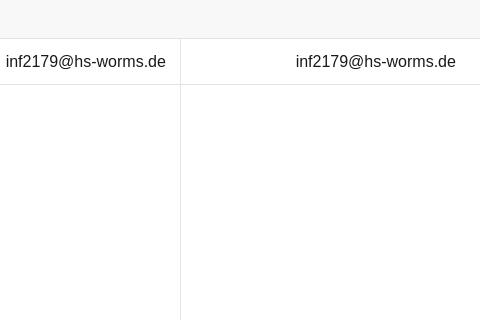
Above: src/gui/mainwindow.ui from Gitnoter/vemoria2 before the change; both pictures show x 709 to 1189 and y 0 to 320 of the 1189 by 722 pixel window. Below: the same form after it.
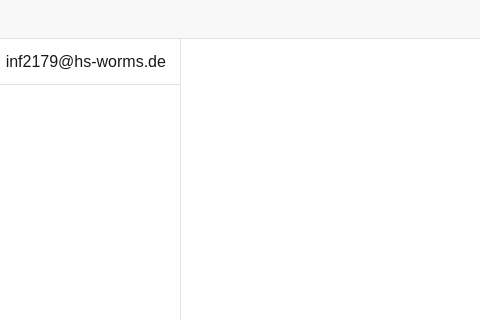
That is the form after the change. Icons and pictures are not drawn.

Commit message: clear gridDetailWidgetTop

What changed in the file:
```diff
--- a/src/gui/mainwindow.ui
+++ b/src/gui/mainwindow.ui
@@ -1508,116 +1508,6 @@
               <property name="spacing">
                <number>0</number>
               </property>
-              <item row="0" column="0" alignment="Qt::AlignTop">
-               <widget class="QWidget" name="verticalWidget_2" native="true">
-                <property name="minimumSize">
-                 <size>
-                  <width>0</width>
-                  <height>0</height>
-                 </size>
-                </property>
-                <layout class="QGridLayout" name="gridLayout_21">
-                 <property name="leftMargin">
-                  <number>0</number>
-                 </property>
-                 <property name="topMargin">
-                  <number>0</number>
-                 </property>
-                 <property name="rightMargin">
-                  <number>0</number>
-                 </property>
-                 <property name="bottomMargin">
-                  <number>0</number>
-                 </property>
-                 <property name="spacing">
-                  <number>0</number>
-                 </property>
-                 <item row="0" column="0">
-                  <widget class="QGroupBox" name="groupBox_9">
-                   <property name="title">
-                    <string/>
-                   </property>
-                   <property name="alignment">
-                    <set>Qt::AlignLeading|Qt::AlignLeft|Qt::AlignTop</set>
-                   </property>
-                   <layout class="QGridLayout" name="gridLayout_20">
-                    <property name="leftMargin">
-                     <number>0</number>
-                    </property>
-                    <property name="topMargin">
-                     <number>0</number>
-                    </property>
-                    <property name="rightMargin">
-                     <number>0</number>
-                    </property>
-                    <property name="bottomMargin">
-                     <number>0</number>
-                    </property>
-                    <property name="spacing">
-                     <number>0</number>
-                    </property>
-                    <item row="0" column="0">
-                     <layout class="QVBoxLayout" name="verticalLayout_5">
-                      <property name="spacing">
-                       <number>0</number>
-                      </property>
-                      <item>
-                       <widget class="QLabel" name="accLabel">
-                        <property name="maximumSize">
-                         <size>
-                          <width>16777215</width>
-                          <height>46</height>
-                         </size>
-                        </property>
-                        <property name="styleSheet">
-                         <string notr="true">#accLabel{
-	margin-top:14px;
-	margin-bottom:14px;
-}</string>
-                        </property>
-                        <property name="text">
-                         <string>inf2179@hs-worms.de</string>
-                        </property>
-                        <property name="alignment">
-                         <set>Qt::AlignRight|Qt::AlignTrailing|Qt::AlignVCenter</set>
-                        </property>
-                       </widget>
-                      </item>
-                      <item>
-                       <widget class="Line" name="line">
-                        <property name="maximumSize">
-                         <size>
-                          <width>16777215</width>
-                          <height>1</height>
-                         </size>
-                        </property>
-                        <property name="styleSheet">
-                         <string notr="true">background-color:#e3e3e3;
-border:none;</string>
-                        </property>
-                        <property name="orientation">
-                         <enum>Qt::Horizontal</enum>
-                        </property>
-                       </widget>
-                      </item>
-                     </layout>
-                    </item>
-                   </layout>
-                  </widget>
-                 </item>
-                </layout>
-               </widget>
-              </item>
-              <item row="1" column="0">
-               <widget class="QLabel" name="previewPic">
-                <property name="styleSheet">
-                 <string notr="true">padding:10px;</string>
-                </property>
-                <property name="text">
-                 <string/>
-                </property>
-               </widget>
-              </item>
              </layout>
             </widget>
            </item>
```
